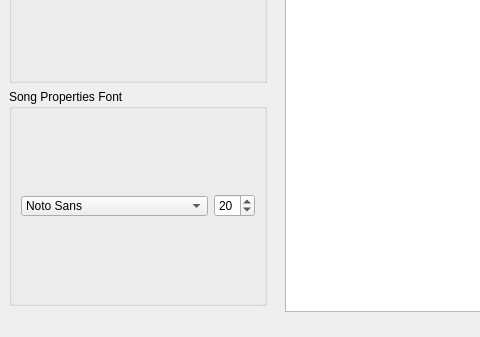
The window that src/GUI/drumburp.ui (Whatang/DrumBurp) describes before a commit, drawn with Qt 5; both pictures show x 0 to 480 and y 432 to 769 of the 965 by 769 pixel window.
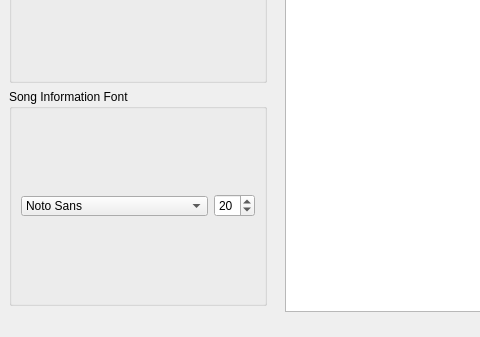
The same window after the commit. Icons and pictures are not drawn. Custom widgets are drawn as their Qt base class.

Diff of the .ui file:
```diff
--- a/src/GUI/drumburp.ui
+++ b/src/GUI/drumburp.ui
@@ -785,7 +785,7 @@
      <item>
       <widget class="QGroupBox" name="groupBox_6">
        <property name="title">
-        <string>Song Properties Font</string>
+        <string>Song Information Font</string>
        </property>
        <layout class="QHBoxLayout" name="horizontalLayout_4">
         <item>
```
Left out of the diff: 328 changed lines with no effect on the pictures.
